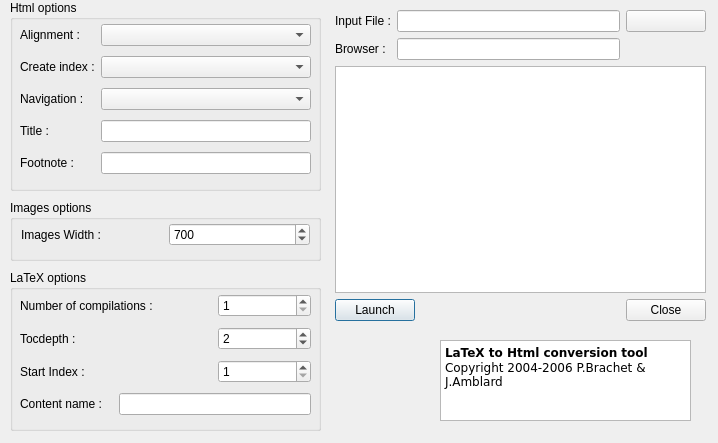
Old version of the form webpublishdialog.ui in the repository orao/texmaker.
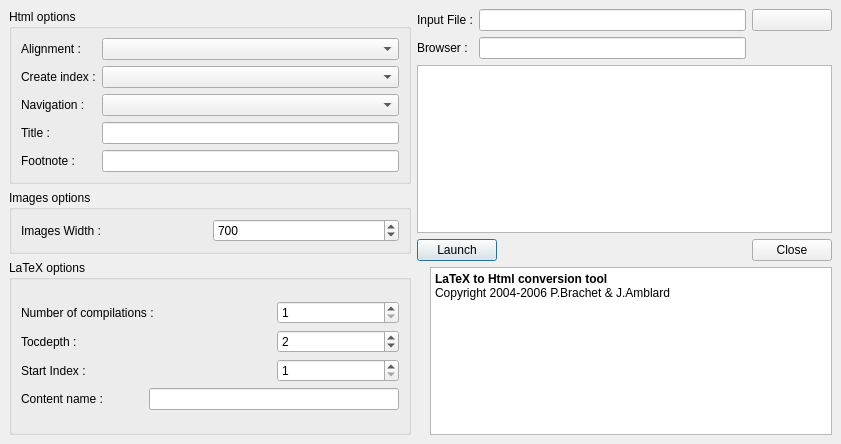
New version of the form. Icons and pictures are not drawn.

```diff
--- a/webpublishdialog.ui
+++ b/webpublishdialog.ui
@@ -8,34 +8,165 @@
    <rect>
     <x>0</x>
     <y>0</y>
-    <width>718</width>
-    <height>443</height>
+    <width>841</width>
+    <height>444</height>
    </rect>
   </property>
   <property name="windowTitle" >
    <string>Convert to Html</string>
   </property>
+  <layout class="QGridLayout" >
+   <property name="margin" >
+    <number>9</number>
+   </property>
+   <property name="spacing" >
+    <number>6</number>
+   </property>
+   <item row="3" column="2" >
+    <widget class="QTextEdit" name="textEdit_2" >
+     <property name="readOnly" >
+      <bool>true</bool>
+     </property>
+     <property name="html" >
+      <string>&lt;html>&lt;head>&lt;meta name="qrichtext" content="1" />&lt;style type="text/css">
+p, li { white-space: pre-wrap; }
+&lt;/style>&lt;/head>&lt;body style=" font-family:'Sans Serif'; font-size:9pt; font-weight:400; font-style:normal; text-decoration:none;">
+&lt;p style=" margin-top:0px; margin-bottom:0px; margin-left:0px; margin-right:0px; -qt-block-indent:0; text-indent:0px; font-family:'Bitstream Vera Sans';">&lt;span style=" font-weight:600; color:#000000;">LaTeX to Html conversion tool&lt;/span>&lt;/p>
+&lt;p style=" margin-top:0px; margin-bottom:0px; margin-left:0px; margin-right:0px; -qt-block-indent:0; text-indent:0px; font-family:'Bitstream Vera Sans'; color:#000000;">Copyright 2004-2006 P.Brachet &amp;amp; J.Amblard&lt;/p>&lt;/body>&lt;/html></string>
+     </property>
+    </widget>
+   </item>
+   <item row="3" column="1" >
+    <widget class="QLabel" name="label" >
+     <property name="text" >
+      <string/>
+     </property>
+     <property name="pixmap" >
+      <pixmap resource="texmaker.qrc" >:/images/webpublish.png</pixmap>
+     </property>
+    </widget>
+   </item>
+   <item rowspan="2" row="2" column="0" >
+    <widget class="QGroupBox" name="latexgroupBox" >
+     <property name="title" >
+      <string>LaTeX options</string>
+     </property>
+     <layout class="QGridLayout" >
+      <property name="margin" >
+       <number>9</number>
+      </property>
+      <property name="spacing" >
+       <number>6</number>
+      </property>
+      <item row="0" column="0" >
+       <layout class="QGridLayout" >
+        <property name="margin" >
+         <number>0</number>
+        </property>
+        <property name="spacing" >
+         <number>6</number>
+        </property>
+        <item row="0" column="2" >
+         <widget class="QSpinBox" name="compilationspinBox" >
+          <property name="toolTip" >
+           <string>Number of latex compilations for the input file</string>
+          </property>
+          <property name="maximum" >
+           <number>3</number>
+          </property>
+          <property name="minimum" >
+           <number>1</number>
+          </property>
+          <property name="value" >
+           <number>1</number>
+          </property>
+         </widget>
+        </item>
+        <item row="3" column="0" >
+         <widget class="QLabel" name="contentLabel" >
+          <property name="text" >
+           <string>Content name :</string>
+          </property>
+         </widget>
+        </item>
+        <item row="2" column="0" >
+         <widget class="QLabel" name="startindexLabel" >
+          <property name="text" >
+           <string>Start Index :</string>
+          </property>
+         </widget>
+        </item>
+        <item row="1" column="0" >
+         <widget class="QLabel" name="tocdepthLabel" >
+          <property name="text" >
+           <string>Tocdepth :</string>
+          </property>
+         </widget>
+        </item>
+        <item row="3" column="1" colspan="2" >
+         <widget class="QLineEdit" name="contentEdit" >
+          <property name="toolTip" >
+           <string>Latex code for the title of the table of contents</string>
+          </property>
+         </widget>
+        </item>
+        <item row="2" column="2" >
+         <widget class="QSpinBox" name="startindexspinBox" >
+          <property name="toolTip" >
+           <string>The number of the ps page corresponding to the first numberline indexed in the toc file</string>
+          </property>
+          <property name="maximum" >
+           <number>5000</number>
+          </property>
+          <property name="minimum" >
+           <number>1</number>
+          </property>
+          <property name="value" >
+           <number>1</number>
+          </property>
+         </widget>
+        </item>
+        <item row="1" column="2" >
+         <widget class="QSpinBox" name="tocdepthspinBox" >
+          <property name="toolTip" >
+           <string>Set the value of the LaTeX tocdepth counter</string>
+          </property>
+          <property name="maximum" >
+           <number>3</number>
+          </property>
+          <property name="minimum" >
+           <number>1</number>
+          </property>
+          <property name="value" >
+           <number>2</number>
+          </property>
+         </widget>
+        </item>
+        <item row="0" column="0" colspan="2" >
+         <widget class="QLabel" name="compilationLabel" >
+          <property name="text" >
+           <string>Number of compilations :</string>
+          </property>
+         </widget>
+        </item>
+       </layout>
+      </item>
+     </layout>
+    </widget>
+   </item>
+   <item row="0" column="0" >
   <widget class="QGroupBox" name="groupBoxHtml" >
-   <property name="geometry" >
-    <rect>
-     <x>10</x>
-     <y>0</y>
-     <width>311</width>
-     <height>191</height>
-    </rect>
-   </property>
    <property name="title" >
     <string>Html options</string>
    </property>
-   <widget class="QWidget" name="layoutWidget" >
-    <property name="geometry" >
-     <rect>
-      <x>10</x>
-      <y>20</y>
-      <width>291</width>
-      <height>161</height>
-     </rect>
-    </property>
+     <layout class="QGridLayout" >
+      <property name="margin" >
+       <number>9</number>
+      </property>
+      <property name="spacing" >
+       <number>6</number>
+      </property>
+      <item row="0" column="0" >
     <layout class="QGridLayout" >
      <property name="margin" >
       <number>0</number>
@@ -114,17 +245,11 @@
       </widget>
      </item>
     </layout>
-   </widget>
-  </widget>
-  <widget class="QWidget" name="layoutWidget_4" >
-   <property name="geometry" >
-    <rect>
-     <x>335</x>
-     <y>10</y>
-     <width>371</width>
-     <height>311</height>
-    </rect>
-   </property>
+      </item>
+     </layout>
+    </widget>
+   </item>
+   <item rowspan="3" row="0" column="1" colspan="2" >
    <layout class="QGridLayout" >
     <property name="margin" >
      <number>0</number>
@@ -201,28 +326,28 @@
      <widget class="QLineEdit" name="inputfileEdit" />
     </item>
    </layout>
-  </widget>
+   </item>
+   <item row="1" column="0" >
   <widget class="QGroupBox" name="imagegroupBox" >
-   <property name="geometry" >
-    <rect>
-     <x>10</x>
-     <y>200</y>
-     <width>311</width>
-     <height>61</height>
-    </rect>
-   </property>
    <property name="title" >
     <string>Images options</string>
    </property>
+     <layout class="QHBoxLayout" >
+      <property name="margin" >
+       <number>9</number>
+      </property>
+      <property name="spacing" >
+       <number>6</number>
+      </property>
+      <item>
+       <widget class="QLabel" name="widthLabel" >
+        <property name="text" >
+         <string>Images Width :</string>
+        </property>
+       </widget>
+      </item>
+      <item>
    <widget class="QSpinBox" name="widthspinBox" >
-    <property name="geometry" >
-     <rect>
-      <x>159</x>
-      <y>23</y>
-      <width>141</width>
-      <height>23</height>
-     </rect>
-    </property>
     <property name="toolTip" >
      <string>Width of the largest image</string>
     </property>
@@ -239,168 +364,12 @@
      <number>700</number>
     </property>
    </widget>
-   <widget class="QLabel" name="widthLabel" >
-    <property name="geometry" >
-     <rect>
-      <x>11</x>
-      <y>22</y>
-      <width>142</width>
-      <height>25</height>
-     </rect>
-    </property>
-    <property name="text" >
-     <string>Images Width :</string>
-    </property>
-   </widget>
-  </widget>
-  <widget class="QGroupBox" name="latexgroupBox" >
-   <property name="geometry" >
-    <rect>
-     <x>10</x>
-     <y>270</y>
-     <width>311</width>
-     <height>161</height>
-    </rect>
-   </property>
-   <property name="title" >
-    <string>LaTeX options</string>
-   </property>
-   <widget class="QWidget" name="layoutWidget_3" >
-    <property name="geometry" >
-     <rect>
-      <x>10</x>
-      <y>20</y>
-      <width>291</width>
-      <height>131</height>
-     </rect>
-    </property>
-    <layout class="QGridLayout" >
-     <property name="margin" >
-      <number>0</number>
-     </property>
-     <property name="spacing" >
-      <number>6</number>
-     </property>
-     <item row="0" column="2" >
-      <widget class="QSpinBox" name="compilationspinBox" >
-       <property name="toolTip" >
-        <string>Number of latex compilations for the input file</string>
-       </property>
-       <property name="maximum" >
-        <number>3</number>
-       </property>
-       <property name="minimum" >
-        <number>1</number>
-       </property>
-       <property name="value" >
-        <number>1</number>
-       </property>
-      </widget>
-     </item>
-     <item row="3" column="0" >
-      <widget class="QLabel" name="contentLabel" >
-       <property name="text" >
-        <string>Content name :</string>
-       </property>
-      </widget>
-     </item>
-     <item row="2" column="0" >
-      <widget class="QLabel" name="startindexLabel" >
-       <property name="text" >
-        <string>Start Index :</string>
-       </property>
-      </widget>
-     </item>
-     <item row="1" column="0" >
-      <widget class="QLabel" name="tocdepthLabel" >
-       <property name="text" >
-        <string>Tocdepth :</string>
-       </property>
-      </widget>
-     </item>
-     <item row="3" column="1" colspan="2" >
-      <widget class="QLineEdit" name="contentEdit" >
-       <property name="toolTip" >
-        <string>Latex code for the title of the table of contents</string>
-       </property>
-      </widget>
-     </item>
-     <item row="2" column="2" >
-      <widget class="QSpinBox" name="startindexspinBox" >
-       <property name="toolTip" >
-        <string>The number of the ps page corresponding to the first numberline indexed in the toc file</string>
-       </property>
-       <property name="maximum" >
-        <number>5000</number>
-       </property>
-       <property name="minimum" >
-        <number>1</number>
-       </property>
-       <property name="value" >
-        <number>1</number>
-       </property>
-      </widget>
-     </item>
-     <item row="1" column="2" >
-      <widget class="QSpinBox" name="tocdepthspinBox" >
-       <property name="toolTip" >
-        <string>Set the value of the LaTeX tocdepth counter</string>
-       </property>
-       <property name="maximum" >
-        <number>3</number>
-       </property>
-       <property name="minimum" >
-        <number>1</number>
-       </property>
-       <property name="value" >
-        <number>2</number>
-       </property>
-      </widget>
-     </item>
-     <item row="0" column="0" colspan="2" >
-      <widget class="QLabel" name="compilationLabel" >
-       <property name="text" >
-        <string>Number of compilations :</string>
-       </property>
-      </widget>
-     </item>
-    </layout>
-   </widget>
-  </widget>
-  <widget class="QLabel" name="label" >
-   <property name="geometry" >
-    <rect>
-     <x>330</x>
-     <y>330</y>
-     <width>96</width>
-     <height>96</height>
-    </rect>
-   </property>
-   <property name="text" >
-    <string/>
-   </property>
-   <property name="pixmap" >
-    <pixmap resource="texmaker.qrc" >:/images/webpublish.png</pixmap>
-   </property>
-  </widget>
-  <widget class="QTextEdit" name="textEdit_2" >
-   <property name="geometry" >
-    <rect>
-     <x>440</x>
-     <y>340</y>
-     <width>251</width>
-     <height>81</height>
-    </rect>
-   </property>
-   <property name="readOnly" >
-    <bool>true</bool>
-   </property>
-   <property name="html" >
-    <string>&lt;html>&lt;head>&lt;meta name="qrichtext" content="1" />&lt;/head>&lt;body style=" white-space: pre-wrap; font-family:Sans Serif; font-size:10pt; font-weight:400; font-style:normal; text-decoration:none;">&lt;p style=" margin-top:0px; margin-bottom:0px; margin-left:0px; margin-right:0px; -qt-block-indent:0; text-indent:0px; font-family:Bitstream Vera Sans; font-size:9pt;">&lt;span style=" font-weight:600; color:#000000;">LaTeX to Html conversion tool&lt;/span>&lt;/p>&lt;p style=" margin-top:0px; margin-bottom:0px; margin-left:0px; margin-right:0px; -qt-block-indent:0; text-indent:0px; font-family:Bitstream Vera Sans; font-size:9pt; color:#000000;">Copyright 2004-2006 P.Brachet &amp;amp; J.Amblard&lt;/p>&lt;/body>&lt;/html></string>
-   </property>
-  </widget>
- </widget>
- <pixmapfunction></pixmapfunction>
+      </item>
+     </layout>
+    </widget>
+   </item>
+  </layout>
+ </widget>
  <tabstops>
   <tabstop>alignmentcomboBox</tabstop>
   <tabstop>indexcomboBox</tabstop>
```
Left out of the diff: 3 changed lines with no effect on the pictures. Lines whose indentation alone changed are shown as unchanged.
